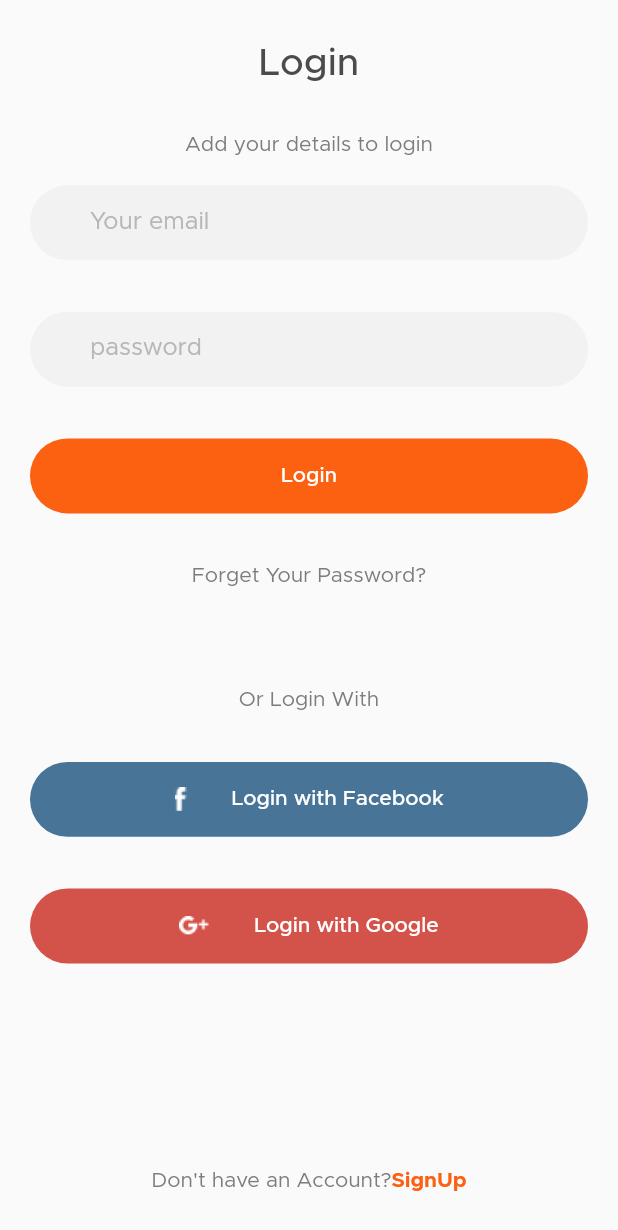
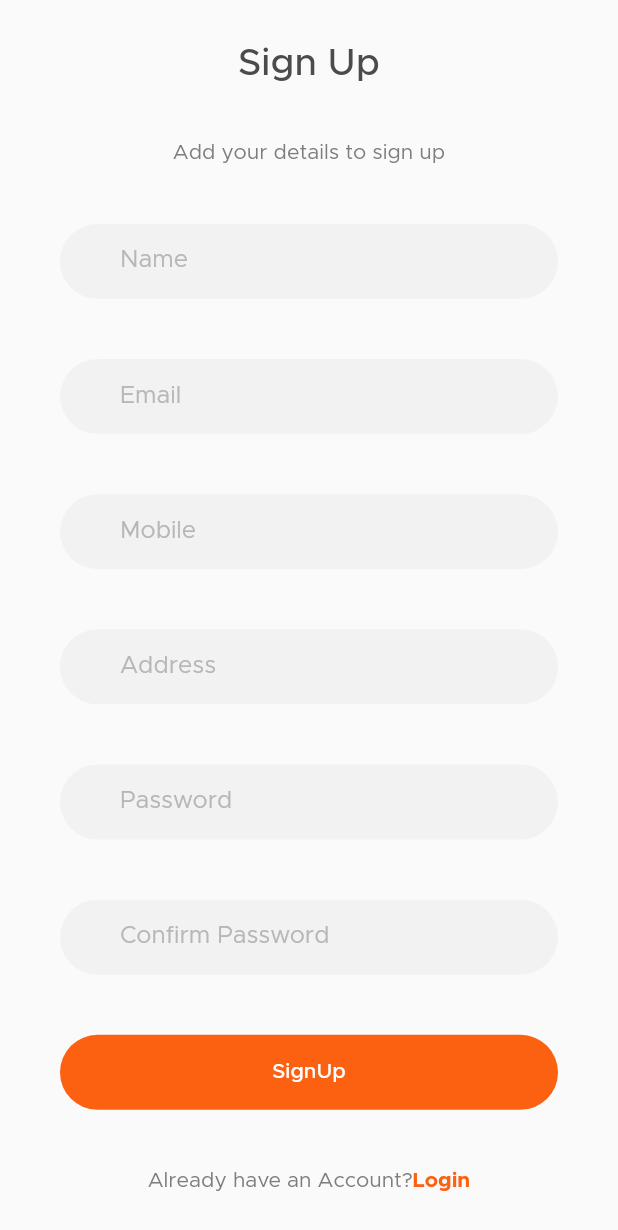
Before and after one commit to Shahanaj2000/FoodApp, a Flutter app: the screen it shows after launch, after a tap on "LogIn", after a tap on "Don't have an Account?", on a phone screen of 412 x 824 dp. Shown: the top 1230 px of the screen. Run offline on Flutter 3.47's test engine with Material 2 defaults, Android fonts, the phone set to English and light mode, and no system bars; missing offline and left inert: clip_shadow.

Commit message:
SignUp Screeen | FoodApp|

```diff
--- a/lib/main.dart
+++ b/lib/main.dart
@@ -1,6 +1,7 @@
 import 'package:flutter/material.dart';
 import 'package:food_app/cont/colors.dart';
 import 'package:food_app/screens/login_page.dart';
+import 'package:food_app/screens/signUpScreen.dart';
 
 import './screens/spashscreen.dart';
 import './screens/landingScreen.dart';
@@ -40,6 +41,8 @@ class MyAPP extends StatelessWidget {
       routes: {
         LandingScreen.routeName: (context) => const LandingScreen(),
         LoginScreen.routeName: (context) => const LoginScreen(),
+        SignUpScreen.routeName: (context) => const SignUpScreen(),
+
       },
     );
   }
--- a/lib/screens/landingScreen.dart
+++ b/lib/screens/landingScreen.dart
@@ -1,6 +1,7 @@
 import 'package:clip_shadow/clip_shadow.dart';
 import 'package:flutter/material.dart';
 import 'package:food_app/screens/login_page.dart';
+import 'package:food_app/screens/signUpScreen.dart';
 import 'package:food_app/utils/helpers.dart';
 
 import '../cont/colors.dart';
@@ -93,7 +94,9 @@ class LandingScreen extends StatelessWidget {
                                     color: AppColor.orange, width: 1.5)),
                           ),
                         ),
-                        onPressed: () {},
+                        onPressed: () {
+                          Navigator.of(context).pushReplacementNamed(SignUpScreen.routeName);
+                        },
                         child: const Text('SignUp'),
                       ),
                     ),
--- a/lib/screens/login_page.dart
+++ b/lib/screens/login_page.dart
@@ -1,6 +1,9 @@
 import 'package:flutter/material.dart';
-import 'package:food_app/cont/colors.dart';
-import 'package:food_app/utils/helpers.dart';
+import '../cont/colors.dart';
+import '../screens/signUpScreen.dart';
+import '../utils/helpers.dart';
+
+import '../widgets/customTextFeild.dart';
 
 class LoginScreen extends StatelessWidget {
   static const routeName = "/loginScreen";
@@ -9,7 +12,7 @@ class LoginScreen extends StatelessWidget {
   @override
   Widget build(BuildContext context) {
     return Scaffold(
-      body: Container(
+      body: SizedBox(
         width: Helper.getScreenWidth(context),
         height: Helper.getScreenHeight(context),
         child: SafeArea(
@@ -21,7 +24,7 @@ class LoginScreen extends StatelessWidget {
                   'Login',
                   style: Helper.getTheme(context).titleLarge,
                 ),
-                Spacer(),
+                const Spacer(),
                 const Text('Add your details to login'),
                 const SizedBox(
                   height: 20,
@@ -29,26 +32,26 @@ class LoginScreen extends StatelessWidget {
                 const CustomTextInput(
                   hintText: 'Your email',
                 ),
-                Spacer(),
+                const Spacer(),
                 const CustomTextInput(hintText: 'password'),
-                Spacer(),
+                const Spacer(),
                 SizedBox(
                   height: 50,
                   width: double.infinity,
                   child: ElevatedButton(
                       onPressed: () {}, child: const Text('Login')),
                 ),
-                Spacer(),
+                const Spacer(),
                 InkWell(
                   onTap: () {},
                   child: const Text('Forget Your Password?'),
                 ),
-                Spacer(flex: 2,),
+                const Spacer(flex: 2,),
                 InkWell(
                   onTap: () {},
                   child: const Text('Or Login With'),
                 ),
-                Spacer(),
+                const Spacer(),
                 SizedBox(
                   height: 50,
                   width: double.infinity,
@@ -63,13 +66,13 @@ class LoginScreen extends StatelessWidget {
                         Image.asset(
                           Helper.getAssetName("fb.png", "virtual"),
                         ),
-                        SizedBox(width: 30,),
+                        const SizedBox(width: 30,),
                         const Text('Login with Facebook')
                       ],
                     ),
                   ),
                 ),
-                Spacer(),
+                const Spacer(),
                 SizedBox(
                   height: 50,
                   width: double.infinity,
@@ -90,9 +93,11 @@ class LoginScreen extends StatelessWidget {
                     ),
                   ),
                 ),
-                Spacer(flex: 4,),
+                const Spacer(flex: 4,),
                 InkWell(
-                  onTap: () {},
+                  onTap: () {
+                    Navigator.of(context).pushReplacementNamed(SignUpScreen.routeName);
+                  },
                   child: Row(
                     mainAxisAlignment: MainAxisAlignment.center,
                     children: const [
@@ -109,33 +114,3 @@ class LoginScreen extends StatelessWidget {
     );
   }
 }
-
-class CustomTextInput extends StatelessWidget {
-  const CustomTextInput({
-    required this.hintText,
-    super.key,
-  });
-
-  final String hintText;
-
-  @override
-  Widget build(BuildContext context) {
-    return Container(
-      width: double.infinity,
-      height: 50,
-      decoration: const ShapeDecoration(
-        color: AppColor.placeholderBg,
-        shape: StadiumBorder(),
-      ),
-      child: TextField(
-        decoration: InputDecoration(
-            border: InputBorder.none,
-            hintText: hintText,
-            hintStyle: const TextStyle(
-              color: AppColor.placeholder,
-            ),
-            contentPadding: const EdgeInsets.only(left: 40)),
-      ),
-    );
-  }
-}
--- /dev/null
+++ b/lib/screens/signUpScreen.dart
@@ -0,0 +1,67 @@
+import 'package:flutter/material.dart';
+import '../cont/colors.dart';
+import '../screens/login_page.dart';
+import '../utils/helpers.dart';
+import '../widgets/customTextFeild.dart';
+
+class SignUpScreen extends StatelessWidget {
+  static const routeName = "/signUpScreen";
+  const SignUpScreen({super.key});
+
+  @override
+  Widget build(BuildContext context) {
+    return Scaffold(
+      body: SizedBox(
+        width: Helper.getScreenWidth(context),
+        height: Helper.getScreenHeight(context),
+        child: SafeArea(
+          child: Container(
+            padding: const EdgeInsets.symmetric(horizontal: 40, vertical: 30),
+            child: Column(
+              children: [
+                Text(
+                  'Sign Up',
+                  style: Helper.getTheme(context).titleLarge,
+                ),
+                const Spacer(),
+                const Text('Add your details to sign up'),
+                const Spacer(),
+                const CustomTextInput(hintText: 'Name'),
+                const Spacer(),
+                const CustomTextInput(hintText: 'Email'),
+                const Spacer(),
+                const CustomTextInput(hintText: 'Mobile'),
+                const Spacer(),
+                const CustomTextInput(hintText: 'Address'),
+                const Spacer(),
+                const CustomTextInput(hintText: 'Password'),
+                const Spacer(),
+                const CustomTextInput(hintText: 'Confirm Password'),
+                const Spacer(),
+                SizedBox(
+                  height: 50,
+                  width: double.infinity,
+                  child: ElevatedButton(
+                      onPressed: () {}, child: const Text('SignUp')),
+                ),
+                const Spacer(),
+                InkWell(
+                  onTap: () {
+                    Navigator.of(context).pushReplacementNamed(LoginScreen.routeName);
+                  },
+                  child: Row(
+                    mainAxisAlignment: MainAxisAlignment.center,
+                    children: const[
+                      Text('Already have an Account?'),
+                      Text('Login', style: TextStyle(color: AppColor.orange, fontWeight: FontWeight.bold),)
+                    ],
+                  ),
+                ),
+              ],
+            ),
+          ),
+        ),
+      ),
+    );
+  }
+}
--- /dev/null
+++ b/lib/widgets/customTextFeild.dart
@@ -0,0 +1,33 @@
+import 'package:flutter/material.dart';
+
+import '../cont/colors.dart';
+
+class CustomTextInput extends StatelessWidget {
+  const CustomTextInput({
+    required this.hintText,
+    super.key,
+  });
+
+  final String hintText;
+
+  @override
+  Widget build(BuildContext context) {
+    return Container(
+      width: double.infinity,
+      height: 50,
+      decoration: const ShapeDecoration(
+        color: AppColor.placeholderBg,
+        shape: StadiumBorder(),
+      ),
+      child: TextField(
+        decoration: InputDecoration(
+            border: InputBorder.none,
+            hintText: hintText,
+            hintStyle: const TextStyle(
+              color: AppColor.placeholder,
+            ),
+            contentPadding: const EdgeInsets.only(left: 40)),
+      ),
+    );
+  }
+}
```
